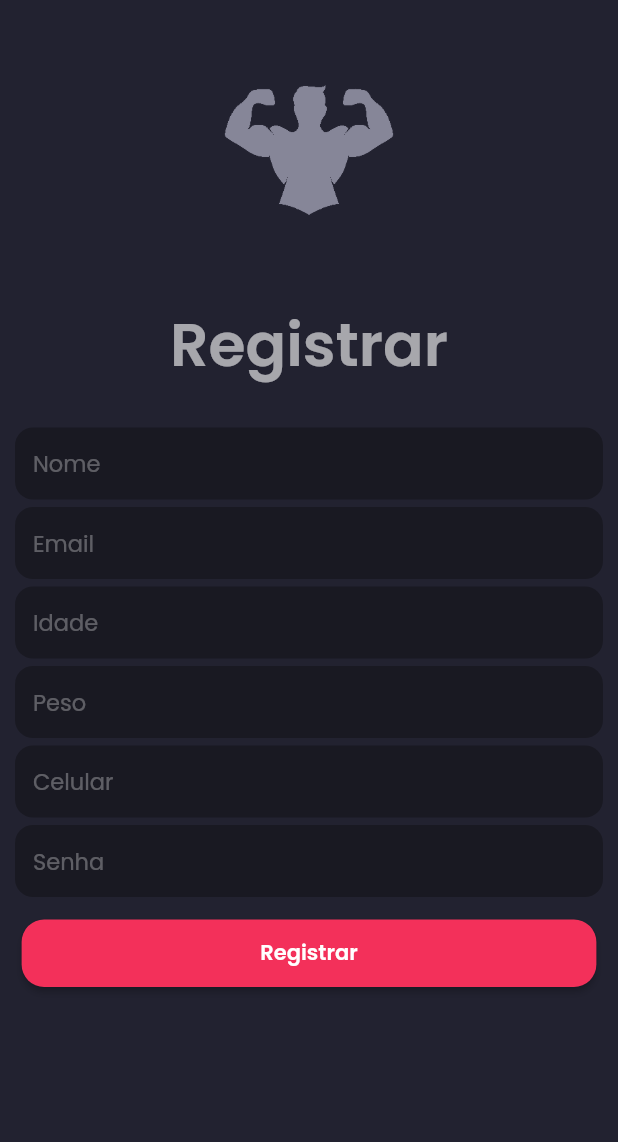
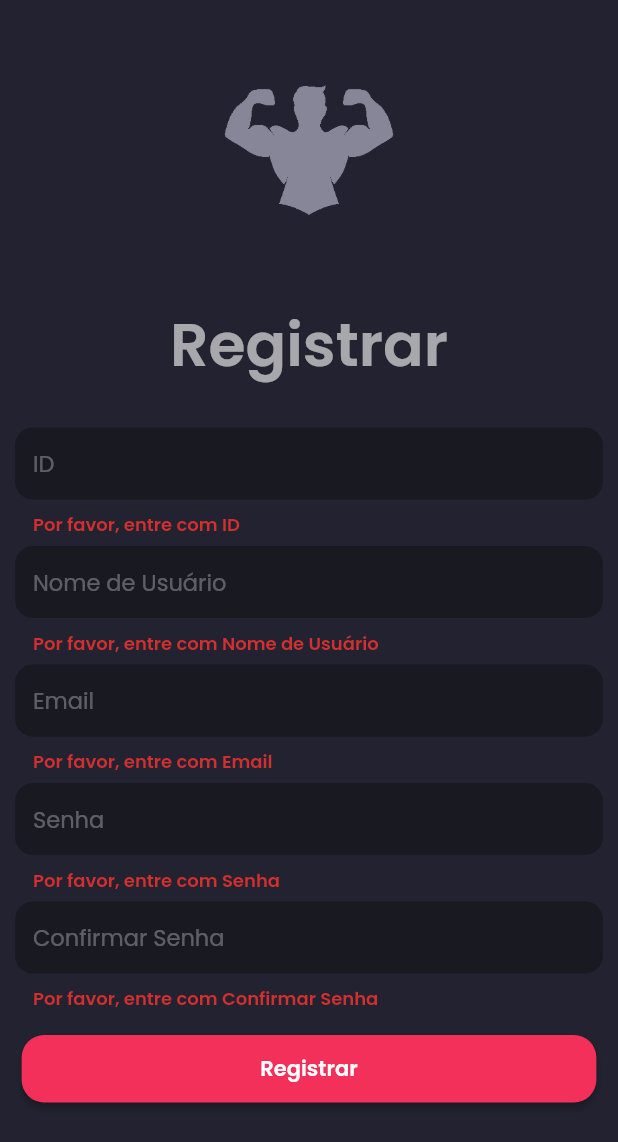
Before and after one commit to brunodeev/gym_app, a Flutter app: the screen it shows after launch, after a tap on "Registrar", on a phone screen of 412 x 824 dp. Shown: the top 1142 px of the screen. Run offline on Flutter 3.47's test engine with Material 2 defaults, Android fonts, the phone set to English and light mode, and no system bars; our stand-ins replace sqflite; accounts and stored records are empty.

Commit message:
adicionando registro de usuários

```diff
--- a/lib/components/default_form_field.dart
+++ b/lib/components/default_form_field.dart
@@ -1,33 +1,31 @@
 import 'package:flutter/material.dart';
 import 'package:gym_app/constants/colors.dart';
 
-class DefaultFormField extends StatefulWidget {
+class DefaultFormField extends StatelessWidget {
   const DefaultFormField({
     required this.controller,
     Key? key,
     required this.label,
     required this.type,
     this.obscureText = false,
-    this.validator,
   }) : super(key: key);
   final TextEditingController controller;
   final String label;
   final TextInputType type;
   final bool? obscureText;
-  final String? Function(String?)? validator;
 
-  @override
-  State<DefaultFormField> createState() => _DefaultFormFieldState();
-}
-
-class _DefaultFormFieldState extends State<DefaultFormField> {
   @override
   Widget build(BuildContext context) {
     return TextFormField(
-      obscureText: widget.obscureText!,
-      keyboardType: widget.type,
-      validator: widget.validator,
-      controller: widget.controller,
+      obscureText: obscureText!,
+      keyboardType: type,
+      validator: (value) {
+        if (value == null || value.isEmpty) {
+          return 'Por favor, entre com $label';
+        }
+        return null;
+      },
+      controller: controller,
       style: const TextStyle(color: Colors.white, fontFamily: 'Poppins1'),
       decoration: InputDecoration(
         filled: true,
@@ -40,7 +38,7 @@ class _DefaultFormFieldState extends State<DefaultFormField> {
             style: BorderStyle.none,
           ),
         ),
-        hintText: widget.label,
+        hintText: label,
         hintStyle: const TextStyle(color: Colors.white30, fontSize: 15),
       ),
     );
--- a/lib/main.dart
+++ b/lib/main.dart
@@ -1,18 +1,13 @@
 import 'package:flutter/material.dart';
 import 'package:flutter/services.dart';
 import 'package:gym_app/constants/colors.dart';
-import 'package:gym_app/provider/user_provider.dart';
 import 'package:gym_app/views/login_page.dart';
 import 'package:gym_app/views/register_page.dart';
-import 'package:provider/provider.dart';
 import 'views/main_page.dart';
 
 void main() {
   runApp(
-    ChangeNotifierProvider(
-      create: (context) => UserGlobal(),
-      child: const MyApp(),
-    ),
+    const MyApp(),
   );
 }
 
--- a/lib/views/home_page.dart
+++ b/lib/views/home_page.dart
@@ -1,7 +1,5 @@
 import 'package:flutter/material.dart';
 import 'package:gym_app/constants/colors.dart';
-import 'package:gym_app/provider/user_provider.dart';
-import 'package:provider/provider.dart';
 
 class HomePage extends StatefulWidget {
   const HomePage({super.key});
@@ -19,20 +17,14 @@ class _HomePageState extends State<HomePage> {
 
   @override
   Widget build(BuildContext context) {
-    final provider = Provider.of<UserGlobal>(context);
-
     return Scaffold(
       backgroundColor: kPrimaryColor,
-      body: provider.isLoading
-          ? const Center(
-              child: CircularProgressIndicator(),
-            )
-          : Padding(
-              padding: const EdgeInsets.only(
-                  left: 15, top: 10, right: 15, bottom: 25),
+      body: Padding(
+        padding:
+            const EdgeInsets.only(left: 15, top: 10, right: 15, bottom: 25),
         child: ListView.builder(
           physics: const BouncingScrollPhysics(),
-                itemCount: provider.allData.length,
+          itemCount: 2,
           itemBuilder: (context, index) => SizedBox(
             height: 100,
             width: MediaQuery.of(context).size.width,
@@ -42,12 +34,11 @@ class _HomePageState extends State<HomePage> {
               shape: RoundedRectangleBorder(
                 borderRadius: BorderRadius.circular(15),
               ),
-                    child: Align(
+              child: const Align(
                 alignment: Alignment.center,
                 child: Text(
-                        provider.allData[index]['name'],
-                        style:
-                            const TextStyle(color: Colors.white, fontSize: 20),
+                  'Olá',
+                  style: TextStyle(color: Colors.white, fontSize: 20),
                 ),
               ),
             ),
--- a/lib/views/login_page.dart
+++ b/lib/views/login_page.dart
@@ -53,7 +53,6 @@ class _LoginPageState extends State<LoginPage> {
                         label: 'Email',
                         controller: emailController,
                         type: TextInputType.emailAddress,
-                        validator: validateEmail,
                       ),
                       const SizedBox(
                         height: 5,
@@ -63,7 +62,6 @@ class _LoginPageState extends State<LoginPage> {
                         controller: passwordController,
                         type: TextInputType.text,
                         obscureText: true,
-                        validator: validatePassword,
                       ),
                       Padding(
                         padding: const EdgeInsets.symmetric(vertical: 10),
--- a/lib/views/register_page.dart
+++ b/lib/views/register_page.dart
@@ -1,7 +1,7 @@
 import 'package:flutter/material.dart';
 import 'package:gym_app/constants/colors.dart';
-import 'package:gym_app/provider/user_provider.dart';
-import 'package:provider/provider.dart';
+import 'package:gym_app/models/user_model.dart';
+import 'package:gym_app/utils/user_helpers.dart';
 import '../components/default_form_field.dart';
 
 class RegisterPage extends StatefulWidget {
@@ -12,21 +12,51 @@ class RegisterPage extends StatefulWidget {
 }
 
 class _RegisterPageState extends State<RegisterPage> {
-  final TextEditingController _nameController = TextEditingController();
-  final TextEditingController _emailController = TextEditingController();
-  final TextEditingController _ageController = TextEditingController();
-  final TextEditingController _weightController = TextEditingController();
-  final TextEditingController _phoneController = TextEditingController();
-  final TextEditingController _passwordController = TextEditingController();
+  final _formKey = GlobalKey<FormState>();
+
+  final _userIdController = TextEditingController();
+  final _userNameController = TextEditingController();
+  final _emailController = TextEditingController();
+  final _passwordController = TextEditingController();
+  final _confirmPasswordController = TextEditingController();
+  var userHelpers;
+
+  @override
+  void initState() {
+    super.initState();
+    userHelpers = UserHelpers();
+  }
+
+  login() {
+    String uid = _userIdController.text;
+    String uname = _userNameController.text;
+    String email = _emailController.text;
+    String password = _passwordController.text;
+    String confirmPassword = _confirmPasswordController.text;
+
+    if (_formKey.currentState!.validate()) {
+      if (password != confirmPassword) {
+        const AlertDialog(
+          content: Text('Senhas não correspondem!'),
+        );
+      } else {
+        _formKey.currentState!.save();
+
+        UserModel userModel = UserModel(uid, uname, email, password);
+
+        userHelpers.saveData(userModel);
+        const AlertDialog(
+          content: Text('Salvo com Sucesso!'),
+        );
+      }
+    }
+  }
 
   @override
   Widget build(BuildContext context) {
-    final provider = Provider.of<UserGlobal>(context);
-
     return Scaffold(
       backgroundColor: kSecondaryColor,
-      body: SafeArea(
-        child: SingleChildScrollView(
+      body: SingleChildScrollView(
         physics: const BouncingScrollPhysics(),
         child: Column(
           children: [
@@ -47,12 +77,21 @@ class _RegisterPageState extends State<RegisterPage> {
             Padding(
               padding: const EdgeInsets.symmetric(horizontal: 10),
               child: Form(
+                key: _formKey,
                 child: Column(
                   children: [
                     DefaultFormField(
-                        label: 'Nome',
-                        controller: _nameController,
+                      label: 'ID',
+                      controller: _userIdController,
                       type: TextInputType.text,
+                    ),
+                    const SizedBox(
+                      height: 5,
+                    ),
+                    DefaultFormField(
+                      label: 'Nome de Usuário',
+                      controller: _userNameController,
+                      type: TextInputType.emailAddress,
                     ),
                     const SizedBox(
                       height: 5,
@@ -60,31 +99,7 @@ class _RegisterPageState extends State<RegisterPage> {
                     DefaultFormField(
                       label: 'Email',
                       controller: _emailController,
-                        type: TextInputType.emailAddress,
-                      ),
-                      const SizedBox(
-                        height: 5,
-                      ),
-                      DefaultFormField(
-                        label: 'Idade',
-                        controller: _ageController,
                       type: TextInputType.text,
-                      ),
-                      const SizedBox(
-                        height: 5,
-                      ),
-                      DefaultFormField(
-                        label: 'Peso',
-                        controller: _weightController,
-                        type: TextInputType.emailAddress,
-                      ),
-                      const SizedBox(
-                        height: 5,
-                      ),
-                      DefaultFormField(
-                        label: 'Celular',
-                        controller: _phoneController,
-                        type: TextInputType.emailAddress,
                     ),
                     const SizedBox(
                       height: 5,
@@ -92,8 +107,15 @@ class _RegisterPageState extends State<RegisterPage> {
                     DefaultFormField(
                       label: 'Senha',
                       controller: _passwordController,
-                        type: TextInputType.text,
-                        obscureText: true,
+                      type: TextInputType.emailAddress,
+                    ),
+                    const SizedBox(
+                      height: 5,
+                    ),
+                    DefaultFormField(
+                      label: 'Confirmar Senha',
+                      controller: _confirmPasswordController,
+                      type: TextInputType.emailAddress,
                     ),
                     Padding(
                       padding: const EdgeInsets.only(top: 15, bottom: 35),
@@ -106,14 +128,7 @@ class _RegisterPageState extends State<RegisterPage> {
                               shape: RoundedRectangleBorder(
                                   borderRadius: BorderRadius.circular(15))),
                           onPressed: () {
-                              provider.addData(
-                                _nameController.text,
-                                _emailController.text,
-                                _phoneController.text,
-                                int.parse(_ageController.text),
-                                double.parse(_weightController.text),
-                              );
-                              Navigator.of(context).pushNamed('/');
+                            login();
                           },
                           child: const Text('Registrar'),
                         ),
@@ -126,7 +141,6 @@ class _RegisterPageState extends State<RegisterPage> {
           ],
         ),
       ),
-      ),
     );
   }
 }
--- a/pubspec.yaml
+++ b/pubspec.yaml
@@ -36,6 +36,7 @@ dependencies:
   path_provider: ^2.0.13
   provider: ^6.0.5
   sqflite: ^2.2.4+1
+  toast: ^0.3.0
 
 dev_dependencies:
   flutter_test:
```
Also changed, not shown: lib/models/user_model.dart (+16 -41 lines), lib/provider/user_provider.dart (deleted, +0 -43 lines), lib/utils/user_helpers.dart (+35 -67 lines), pubspec.lock, 1 other file. Lines whose indentation alone changed are shown as unchanged.
